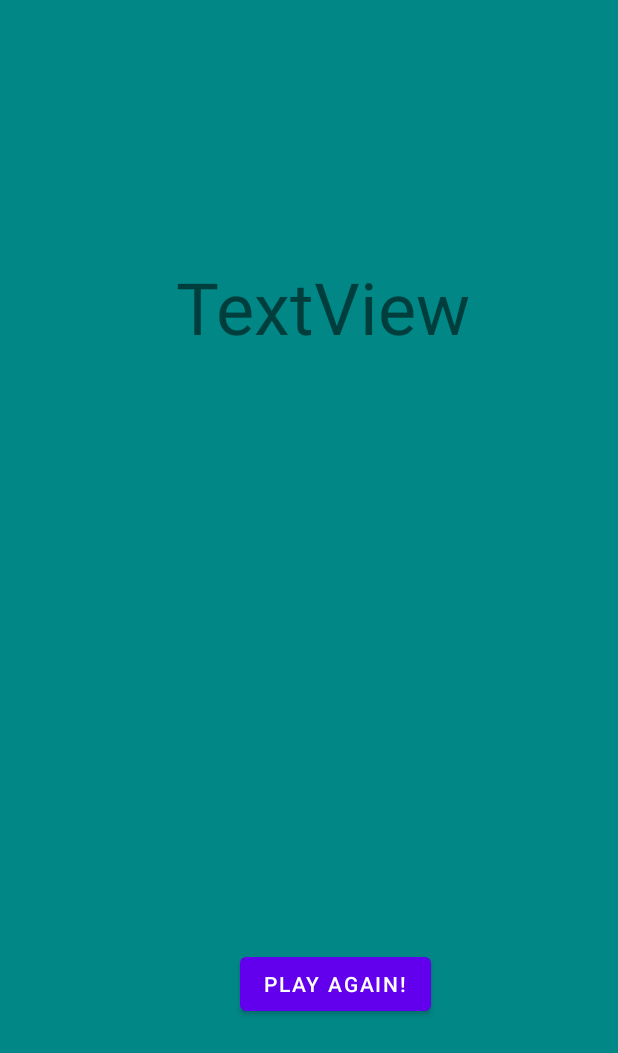
After one commit to widekobe2248/CS4103, an Android app: the layout activity_end_screen.xml on its own in the app's theme, with its tools: preview values and no code run, on a phone screen of 412 x 824 dp. The commit adds this screen. Shown: the top 1053 px of the screen. Run offline under Robolectric (Android 15) with nearby library versions, the phone set to English and light mode, and no system bars.

Commit message:
Merge branch 'e' into start_screen
# Conflicts:
#	app/src/main/java/com/example/hw4_test/MainActivity.kt

```diff
--- a/app/src/main/java/com/example/hw4_test/MainActivity.kt
+++ b/app/src/main/java/com/example/hw4_test/MainActivity.kt
@@ -54,6 +54,7 @@ class Board(val gridLayout: GridLayout, val context: Context) {
         this.gridLayout.addView(textView)
     }
 
+
     fun move(column: Int, piece: Int = this.playerTurn): Int {
         var testRow = this.gridLayout.rowCount - 1
 
@@ -64,6 +65,7 @@ class Board(val gridLayout: GridLayout, val context: Context) {
 
         if (this.board[testRow][column].fillSpot(piece)) {
             if (this.checkWin(testRow, column, piece)) {
+
                 this.playerTurn = 0
             }
             else {
@@ -289,7 +291,9 @@ class MainActivity : AppCompatActivity() {
             val thisPlayer: Int = board.playerTurn
             val nextPlayer: Int = board.move(slider.columnPosition)
             if (nextPlayer == 0) {
-                // return thisPlayer from activity
+                val intent = Intent(this, EndScreen::class.java)
+                intent.putExtra("player_winner", thisPlayer)
+                startActivity(intent)
             }
             turn.setBackgroundColor(ContextCompat.getColor(this, players[nextPlayer] ?: R.color.black))
             when (nextPlayer) {
--- /dev/null
+++ b/app/src/main/res/layout/activity_end_screen.xml
@@ -0,0 +1,34 @@
+<?xml version="1.0" encoding="utf-8"?>
+<androidx.constraintlayout.widget.ConstraintLayout xmlns:android="http://schemas.android.com/apk/res/android"
+    xmlns:app="http://schemas.android.com/apk/res-auto"
+    xmlns:tools="http://schemas.android.com/tools"
+    android:layout_width="match_parent"
+    android:layout_height="match_parent"
+    tools:context=".EndScreen">
+
+    <TextView
+        android:id="@+id/winnerText"
+        android:layout_width="wrap_content"
+        android:layout_height="wrap_content"
+        android:layout_marginStart="117dp"
+        android:layout_marginTop="172dp"
+        android:layout_marginEnd="99dp"
+        android:text="TextView"
+        android:textSize="48sp"
+        app:layout_constraintEnd_toEndOf="parent"
+        app:layout_constraintStart_toStartOf="parent"
+        app:layout_constraintTop_toTopOf="parent" />
+
+    <Button
+        android:id="@+id/backToMenu"
+        android:layout_width="wrap_content"
+        android:layout_height="wrap_content"
+        android:layout_marginStart="160dp"
+        android:layout_marginEnd="121dp"
+        android:layout_marginBottom="144dp"
+        android:text="Play Again!"
+        app:layout_constraintBottom_toBottomOf="parent"
+        app:layout_constraintEnd_toEndOf="parent"
+        app:layout_constraintHorizontal_bias="0.0"
+        app:layout_constraintStart_toStartOf="parent" />
+</androidx.constraintlayout.widget.ConstraintLayout>
```
Also changed, not shown: app/src/main/AndroidManifest.xml (+6 -2 lines), app/src/main/java/com/example/hw4_test/EndScreen.kt (added, +37 -0 lines).
